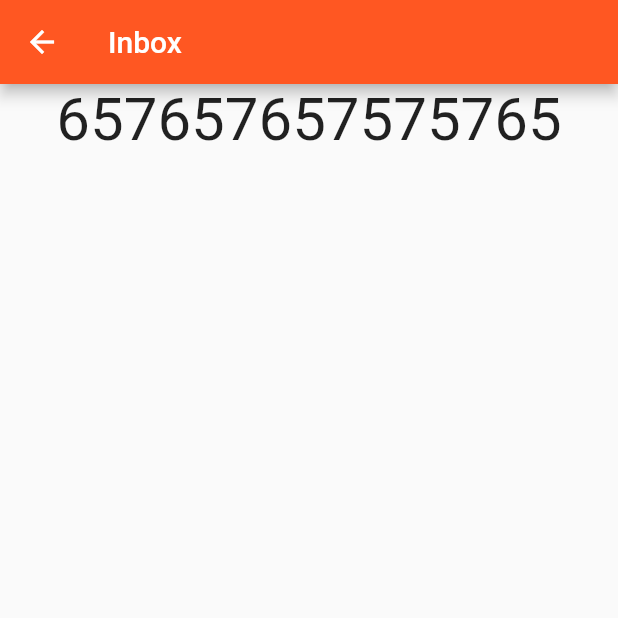
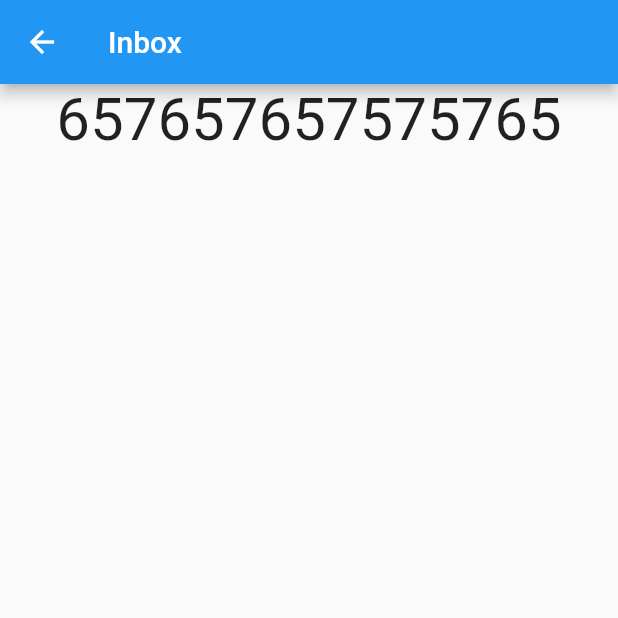
Before and after one commit to AbdulRehman111/FazzahInspection, a Flutter app: the screen it shows after launch, after a tap on "Go to page One", on a phone screen of 412 x 824 dp, the top half of it. Run offline on Flutter 3.47's test engine with Material 2 defaults, Android fonts, the phone set to English and light mode, and no system bars; our stand-ins replace easy_localization, get, get_storage, rounded_loading_button.

Commit message:
dart mode enable

```diff
--- a/lib/main.dart
+++ b/lib/main.dart
@@ -8,7 +8,11 @@ import 'pages/inbox.dart';
 import 'pages/inidentdetails.dart';
 import 'pages/takeaction.dart';
 import 'pages/login.dart';
-void main() {
+import 'pages/theme_service.dart';
+import 'pages/themes.dart';
+import "package:get_storage/get_storage.dart";
+void main() async {
+ await GetStorage.init();
   runApp(EasyLocalization(child: MyApp(),
   path: "resources/langs",
   saveLocale: true,
@@ -21,14 +25,22 @@ void main() {
 class MyApp extends StatelessWidget {
   @override
   Widget build(BuildContext context) {
+
+
+
+
     return GetMaterialApp(
       // Remove the debug banner
       debugShowCheckedModeBanner: false,
       title: 'FazzahInspection',
-      theme: ThemeData(primarySwatch: Colors.deepOrange),
+      //theme: ThemeData(primarySwatch: Colors.deepOrange),
       localizationsDelegates: context.localizationDelegates,
       supportedLocales: context.supportedLocales,
       locale: context.locale,
+      theme:Themes.light,
+      darkTheme: Themes.dark,
+      themeMode: ThemeService().theme,
+
       home: HomePage(),
       getPages: [
         GetPage(name: '/page-three', page: () => TakeAction()),
@@ -44,6 +56,7 @@ class HomePage extends StatelessWidget {
   @override
   Widget build(BuildContext context) {
     return Scaffold(
+      backgroundColor: context.theme.backgroundColor,
       appBar: AppBar(
         title: Text('title').tr(),
       ),
@@ -74,6 +87,14 @@ class HomePage extends StatelessWidget {
                     ),
                 child: Text('Go to page Four'))
           ,
+          RaisedButton(
+          color: context.theme.buttonColor,
+          child: Text(
+            'Change Theme',
+            style: TextStyle(color: Colors.white),
+          ),
+          onPressed: ThemeService().switchTheme,
+        ),
           ],
         ),
       ),
--- /dev/null
+++ b/lib/pages/theme_service.dart
@@ -0,0 +1,17 @@
+import 'package:flutter/material.dart';
+import 'package:get/get.dart';
+import 'package:get_storage/get_storage.dart';
+class ThemeService {
+  final _box = GetStorage();
+  final _key = 'isDarkMode';
+
+  ThemeMode get theme => _loadThemeFromBox() ? ThemeMode.dark : ThemeMode.light;
+
+  bool _loadThemeFromBox() => _box.read(_key) ?? false;
+  _saveThemeToBox(bool isDarkMode) => _box.write(_key, isDarkMode);
+
+  void switchTheme() {
+    Get.changeThemeMode(_loadThemeFromBox() ? ThemeMode.light : ThemeMode.dark);
+    _saveThemeToBox(!_loadThemeFromBox());
+  }
+}
--- /dev/null
+++ b/lib/pages/themes.dart
@@ -0,0 +1,12 @@
+import 'package:flutter/material.dart';
+
+class Themes {
+  static final light = ThemeData.light().copyWith(
+    backgroundColor: Colors.white,
+    buttonColor: Colors.blue,
+  );
+  static final dark = ThemeData.dark().copyWith(
+    backgroundColor: Colors.black,
+    buttonColor: Colors.red,
+  );
+}
--- a/pubspec.yaml
+++ b/pubspec.yaml
@@ -36,8 +36,9 @@ dependencies:
   # The following adds the Cupertino Icons font to your application.
   # Use with the CupertinoIcons class for iOS style icons.
   cupertino_icons: ^1.0.2
-  get: ^4.3.8
+  get: ^3.13.1
   easy_localization: ^2.3.3
+  get_storage: ^1.3.1
 
 dev_dependencies:
   flutter_test:
```
Also changed, not shown: pubspec.lock.
